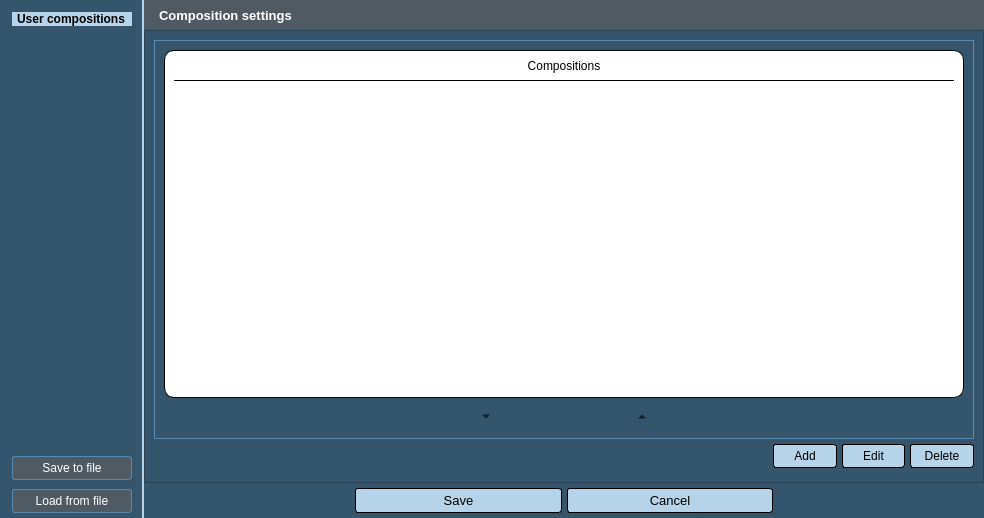
Above: Kompozycje/dodaj_kompozycje.ui from GIAPspzoo/GIAP_PolaMap_lite before the change. Below: the same form after it.
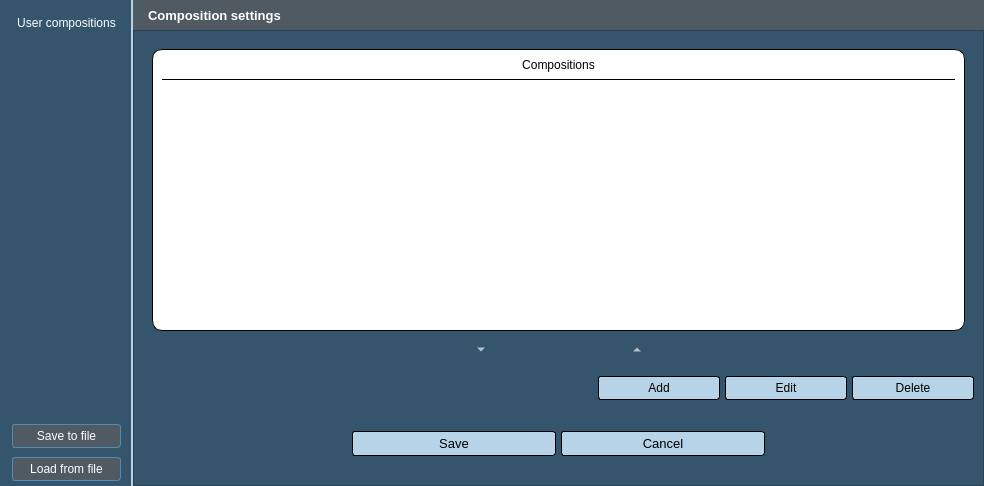
That is the form after the change. Icons and pictures are not drawn.

Commit message: Dev patryk kompozycje

Patch:
```diff
--- a/Kompozycje/dodaj_kompozycje.ui
+++ b/Kompozycje/dodaj_kompozycje.ui
@@ -13,7 +13,7 @@
     <x>0</x>
     <y>0</y>
     <width>984</width>
-    <height>518</height>
+    <height>486</height>
    </rect>
   </property>
   <property name="sizePolicy">
@@ -137,18 +137,18 @@
 
 QToolButton {
    border: 0px solid transparent;
-   color: black;
+   color: white;
 
 }
 
 QToolButton:hover {
-   background-color: #5689b0;
-   border: 1px solid #6fb1e3;
+   background-color: #b7d3e8;
+   border: 1px solid black;
 }
 
 QToolButton:pressed {
-   background-color: #5689b0;
-   border: 1px solid #6fb1e3;
+   background-color: #b7d3e8;
+   border: 1px solid black;
 }
 
 QTableView:item:selected {
@@ -194,8 +194,8 @@
       </font>
      </property>
      <property name="styleSheet">
-      <string notr="true">*  {
-color: black;
+      <string notr="true">* {
+	color:black;
 }</string>
      </property>
      <property name="frameShape">
@@ -303,6 +303,22 @@
           <enum>QFrame::Raised</enum>
          </property>
          <layout class="QGridLayout" name="gridLayout_44">
+          <item row="2" column="0">
+           <spacer name="verticalSpacer">
+            <property name="orientation">
+             <enum>Qt::Vertical</enum>
+            </property>
+            <property name="sizeType">
+             <enum>QSizePolicy::Fixed</enum>
+            </property>
+            <property name="sizeHint" stdset="0">
+             <size>
+              <width>0</width>
+              <height>15</height>
+             </size>
+            </property>
+           </spacer>
+          </item>
           <item row="0" column="0">
            <widget class="QFrame" name="frame_6">
             <property name="frameShape">
@@ -327,6 +343,47 @@
              <property name="spacing">
               <number>5</number>
              </property>
+             <item row="1" column="2" colspan="2">
+              <layout class="QHBoxLayout" name="horizontalLayout_3">
+               <item>
+                <widget class="QPushButton" name="dodaj_kompozycje">
+                 <property name="text">
+                  <string>Add</string>
+                 </property>
+                </widget>
+               </item>
+               <item>
+                <widget class="QPushButton" name="edytuj_kompozycje">
+                 <property name="text">
+                  <string>Edit</string>
+                 </property>
+                </widget>
+               </item>
+               <item>
+                <widget class="QPushButton" name="usun_kompozycje">
+                 <property name="text">
+                  <string>Delete</string>
+                 </property>
+                </widget>
+               </item>
+              </layout>
+             </item>
+             <item row="2" column="2">
+              <spacer name="verticalSpacer_2">
+               <property name="orientation">
+                <enum>Qt::Vertical</enum>
+               </property>
+               <property name="sizeType">
+                <enum>QSizePolicy::Fixed</enum>
+               </property>
+               <property name="sizeHint" stdset="0">
+                <size>
+                 <width>20</width>
+                 <height>15</height>
+                </size>
+               </property>
+              </spacer>
+             </item>
              <item row="0" column="0" colspan="4">
               <widget class="QGroupBox" name="groupBox_35">
                <property name="sizePolicy">
@@ -344,6 +401,11 @@
                  <bold>false</bold>
                 </font>
                </property>
+               <property name="styleSheet">
+                <string notr="true">QGroupBox{
+	border:none;
+}</string>
+               </property>
                <property name="title">
                 <string/>
                </property>
@@ -450,6 +512,19 @@
                       <height>25</height>
                      </size>
                     </property>
+                    <property name="styleSheet">
+                     <string notr="true">QToolButton{
+	color: white;
+}
+
+QToolButton:hover{
+	color: black;
+}
+
+QToolButton:pressed{
+	color: black;
+}</string>
+                    </property>
                     <property name="text">
                      <string>...</string>
                     </property>
@@ -466,6 +541,19 @@
                       <height>25</height>
                      </size>
                     </property>
+                    <property name="styleSheet">
+                     <string notr="true">QToolButton{
+	color: white;
+}
+
+QToolButton:hover{
+	color: black;
+}
+
+QToolButton:pressed{
+	color: black;
+}</string>
+                    </property>
                     <property name="text">
                      <string>...</string>
                     </property>
@@ -492,42 +580,26 @@
                </layout>
               </widget>
              </item>
-             <item row="1" column="3">
-              <layout class="QHBoxLayout" name="horizontalLayout_3">
-               <item>
-                <widget class="QPushButton" name="dodaj_kompozycje">
-                 <property name="text">
-                  <string>Add</string>
-                 </property>
-                </widget>
-               </item>
-               <item>
-                <widget class="QPushButton" name="edytuj_kompozycje">
-                 <property name="text">
-                  <string>Edit</string>
-                 </property>
-                </widget>
-               </item>
-               <item>
-                <widget class="QPushButton" name="usun_kompozycje">
-                 <property name="text">
-                  <string>Delete</string>
-                 </property>
-                </widget>
-               </item>
-              </layout>
-             </item>
-            </layout>
+             <item row="1" column="0" colspan="2">
+              <spacer name="horizontalSpacer_5">
+               <property name="orientation">
+                <enum>Qt::Horizontal</enum>
+               </property>
+               <property name="sizeType">
+                <enum>QSizePolicy::Fixed</enum>
+               </property>
+               <property name="sizeHint" stdset="0">
+                <size>
+                 <width>450</width>
+                 <height>20</height>
+                </size>
+               </property>
+              </spacer>
+             </item>
+            </layout>
            </widget>
           </item>
-         </layout>
-        </widget>
-       </item>
-      </layout>
-     </widget>
-    </widget>
-   </item>
-   <item row="2" column="1">
+          <item row="1" column="0">
     <layout class="QHBoxLayout" name="horizontalLayout">
      <property name="spacing">
       <number>5</number>
@@ -616,6 +688,13 @@
      </item>
     </layout>
    </item>
+         </layout>
+        </widget>
+       </item>
+      </layout>
+     </widget>
+    </widget>
+   </item>
    <item row="0" column="0" rowspan="3">
     <widget class="QFrame" name="frame">
      <property name="minimumSize">
@@ -686,21 +765,33 @@
        <number>5</number>
       </property>
       <item>
-       <widget class="QLabel" name="label_2">
+       <widget class="QPushButton" name="pushButton_2">
         <property name="styleSheet">
-         <string notr="true">   background-color: #b7d3e8;
-   color: black;
-   font: 10pt &quot;Segoe UI&quot;; 
-   font-weight: bold;
-   padding-left: 5px;
-   padding-right: 5px;</string>
+         <string notr="true">QPushButton{
+	background-color: transparent;
+    font: 8pt &quot;Segoe UI&quot;; 
+    padding-left: 5px;
+    padding-right: 5px;
+	border: None;
+	color: white;
+}
+QPushButton:hover{
+	background-color: #b7d3e8;
+	border-radius:0 ;
+	font-weight: bold;
+	color: black;
+}
+
+QPushButton:pressed{
+	background-color: #b7d3e8;
+	border-radius:0 ;
+	font-weight: bold;
+	color: black;
+}</string>
         </property>
         <property name="text">
          <string>User compositions</string>
         </property>
-        <property name="alignment">
-         <set>Qt::AlignCenter</set>
-        </property>
        </widget>
       </item>
       <item>
@@ -740,7 +831,7 @@
      <zorder>verticalSpacer_3</zorder>
      <zorder>zapisz</zorder>
      <zorder>wczytaj</zorder>
-     <zorder>label_2</zorder>
+     <zorder>pushButton_2</zorder>
     </widget>
    </item>
   </layout>
```
Lines whose indentation alone changed are shown as unchanged. The commit also changes 4 other files.
